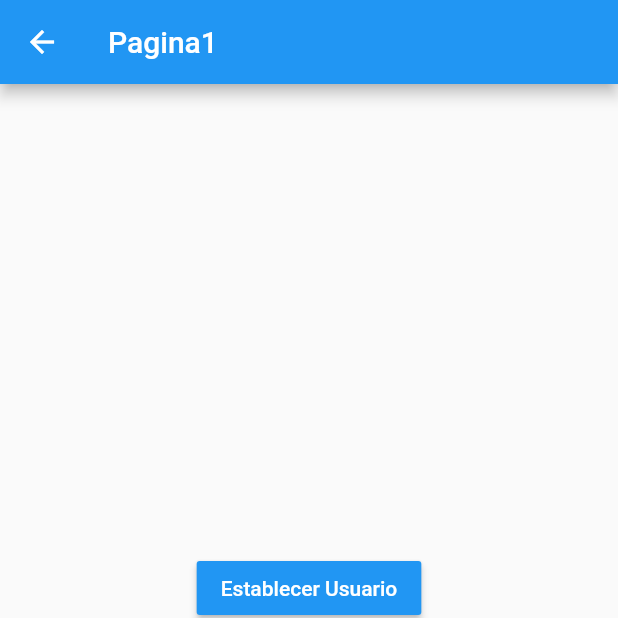
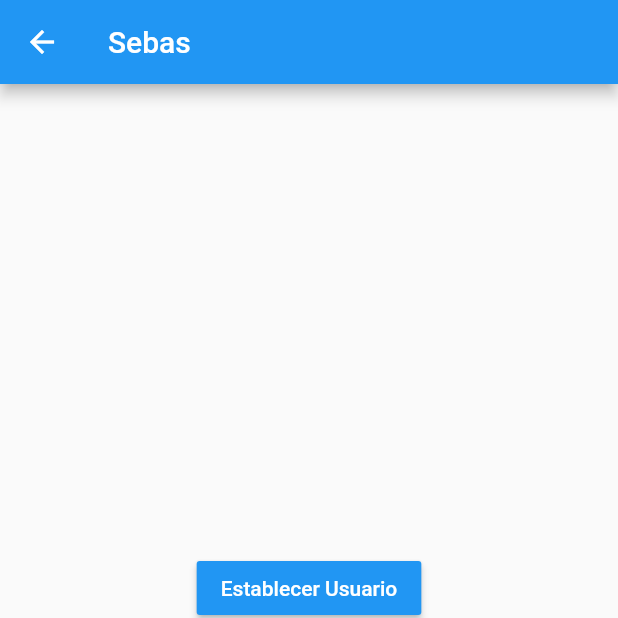
Before and after one commit to tinnit1/Flutter_states_cubit, a Flutter app: the Pagina2Page screen opened by its route, after a tap on "Establecer Usuario", on a phone screen of 412 x 824 dp, the top half of it. Run offline on Flutter 3.47's test engine with Material 2 defaults, Android fonts, the phone set to English and light mode, and no system bars; accounts and stored records are empty.

```diff
--- a/lib/pages/pagina1_page.dart
+++ b/lib/pages/pagina1_page.dart
@@ -1,13 +1,28 @@
+import 'package:estados/models/usuario.dart';
+import 'package:estados/services/usuario_service.dart';
 import 'package:flutter/material.dart';
+import 'package:provider/provider.dart';
 
 class Pagina1Page extends StatelessWidget {
   @override
   Widget build(BuildContext context) {
+    final usuarioService = Provider.of<UsuarioService>(context);
     return Scaffold(
       appBar: AppBar(
         title: Text('Pagina 1'),
+        actions: [
+          IconButton(
+              icon: Icon(Icons.exit_to_app),
+              onPressed: () {
+                usuarioService.removerUsuario();
+              })
+        ],
       ),
-      body: InformacionUsuario(),
+      body: usuarioService.existeUsuario
+          ? InformacionUsuario(usuarioService.usuario)
+          : Center(
+              child: Text('No hay usuario seleccionado'),
+            ),
       floatingActionButton: FloatingActionButton(
         child: Icon(Icons.rowing),
         onPressed: () => Navigator.pushNamed(context, 'pagina2'),
@@ -17,6 +32,9 @@ class Pagina1Page extends StatelessWidget {
 }
 
 class InformacionUsuario extends StatelessWidget {
+  final Usuario usuatio;
+
+  const InformacionUsuario(this.usuatio);
   @override
   Widget build(BuildContext context) {
     return Container(
@@ -32,25 +50,24 @@ class InformacionUsuario extends StatelessWidget {
           ),
           Divider(),
           ListTile(
-            title: Text('Nombre: '),
+            title: Text('Nombre: ${usuatio.nombre}'),
           ),
           ListTile(
-            title: Text('Edad: '),
+            title: Text('Edad: ${usuatio.edad}'),
           ),
           Text(
             'Profeciones',
             style: TextStyle(fontSize: 18, fontWeight: FontWeight.bold),
           ),
           Divider(),
-          ListTile(
-            title: Text('Profesion 1: '),
-          ),
-          ListTile(
-            title: Text('Profesion 2: '),
-          ),
-          ListTile(
-            title: Text('Profesion 3: '),
-          ),
+          // ListTile(
+          //   title: Text('Profesion 1: '),
+          // ),
+          ...usuatio.profesiones
+              .map((e) => ListTile(
+                    title: Text(e),
+                  ))
+              .toList()
         ],
       ),
     );
--- a/lib/pages/pagina2_page.dart
+++ b/lib/pages/pagina2_page.dart
@@ -1,11 +1,17 @@
+import 'package:estados/models/usuario.dart';
+import 'package:estados/services/usuario_service.dart';
 import 'package:flutter/material.dart';
+import 'package:provider/provider.dart';
 
 class Pagina2Page extends StatelessWidget {
   @override
   Widget build(BuildContext context) {
+    final usuarioService = Provider.of<UsuarioService>(context);
     return Scaffold(
       appBar: AppBar(
-        title: Text('Pagina1'),
+        title: Text(usuarioService.existeUsuario
+            ? usuarioService.usuario.nombre
+            : 'Pagina2'),
       ),
       body: Center(
         child: Column(
@@ -17,14 +23,26 @@ class Pagina2Page extends StatelessWidget {
                   style: TextStyle(color: Colors.white),
                 ),
                 color: Colors.blue,
-                onPressed: () {}),
+                onPressed: () {
+                  final newUser = new Usuario(
+                      nombre: 'Sebas',
+                      edad: 29,
+                      profesiones: ['Fullstack Developer', 'Video developer']);
+                  final usuarioService =
+                      Provider.of<UsuarioService>(context, listen: false);
+                  usuarioService.usuario = newUser;
+                }),
             MaterialButton(
                 child: Text(
                   'Cambiar Edad',
                   style: TextStyle(color: Colors.white),
                 ),
                 color: Colors.blue,
-                onPressed: () {}),
+                onPressed: () {
+                  final usuarioService =
+                      Provider.of<UsuarioService>(context, listen: false);
+                  usuarioService.cambiarEdad(30);
+                }),
             MaterialButton(
                 child: Text(
                   'Añadir profesion',
--- /dev/null
+++ b/lib/services/usuario_service.dart
@@ -0,0 +1,24 @@
+import 'package:estados/models/usuario.dart';
+import 'package:flutter/material.dart';
+
+class UsuarioService with ChangeNotifier {
+  Usuario _usuario;
+
+  Usuario get usuario => this._usuario;
+  bool get existeUsuario => (this._usuario != null) ? true : false;
+
+  set usuario(Usuario user) {
+    this._usuario = user;
+    notifyListeners();
+  }
+
+  void cambiarEdad(int edad) {
+    this._usuario.edad = edad;
+    notifyListeners();
+  }
+
+  void removerUsuario() {
+    this._usuario = null;
+    notifyListeners();
+  }
+}
--- a/pubspec.yaml
+++ b/pubspec.yaml
@@ -28,6 +28,7 @@ dependencies:
   # The following adds the Cupertino Icons font to your application.
   # Use with the CupertinoIcons class for iOS style icons.
   cupertino_icons: ^1.0.0
+  provider: ^4.3.3
 
 dev_dependencies:
   flutter_test:
```
Also changed, not shown: lib/main.dart (+6 -1 lines), pubspec.lock.
